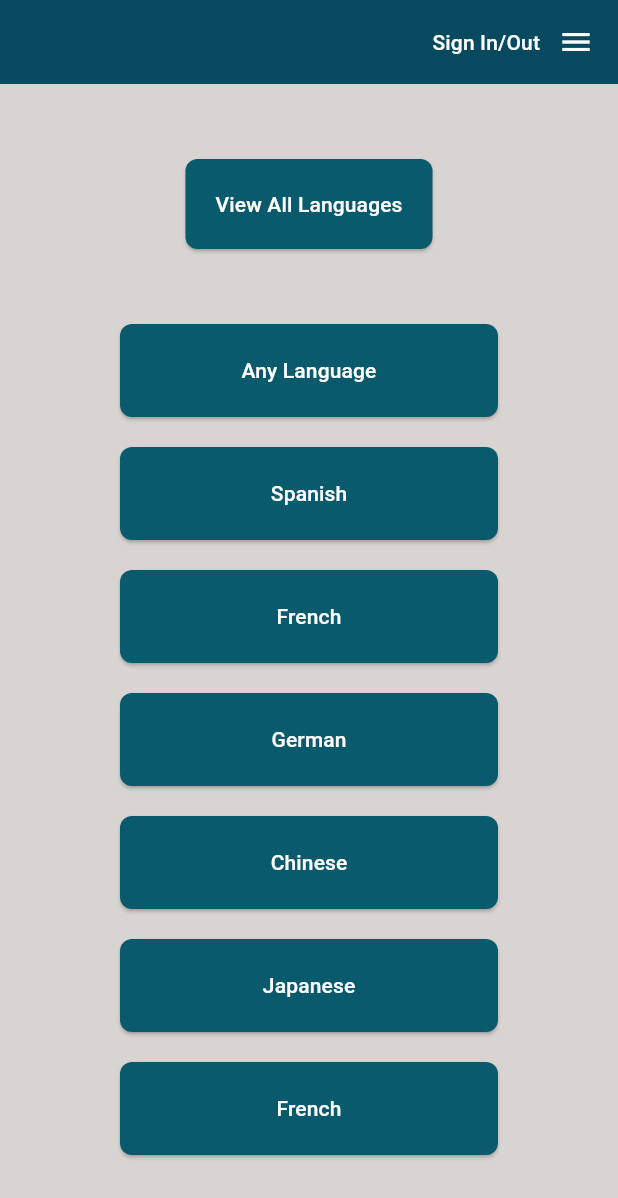
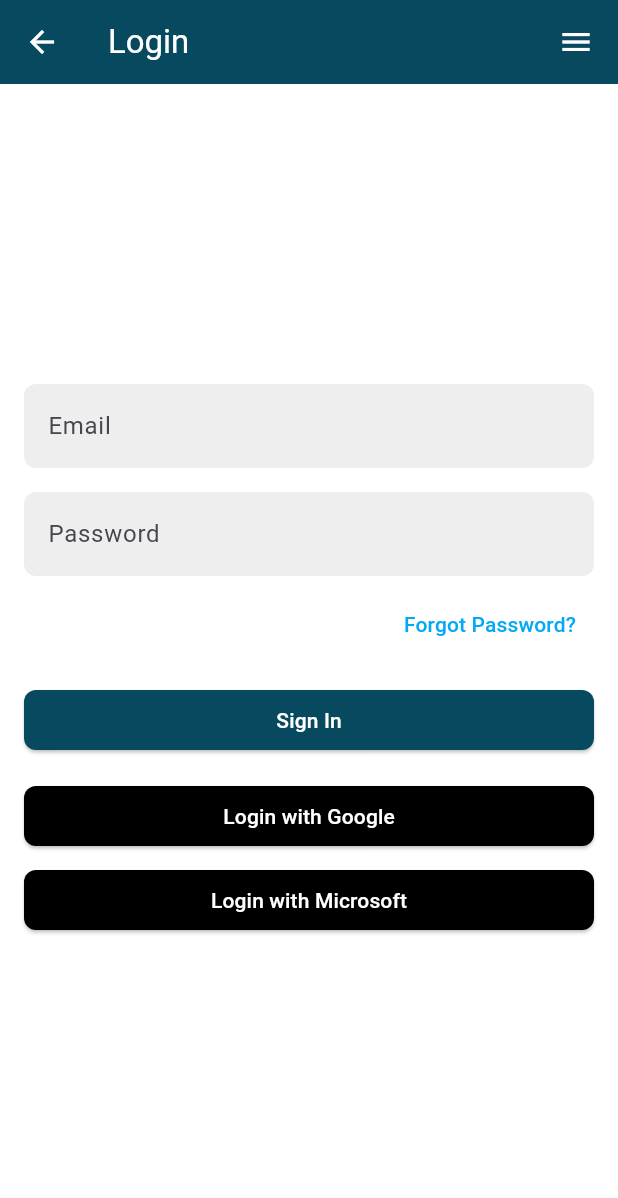
Before and after one commit to dangas2324/Pioneer-Senior-Project, a Flutter app: the screen it shows after launch, after a tap on "Sign In/Out", on a phone screen of 412 x 824 dp. Shown: the top 1198 px of the screen. Run offline on Flutter 3.47's test engine with Material 3 defaults, Android fonts, the phone set to English and light mode, and no system bars; our stand-ins replace popover.

Commit message:
Login added and format fixed

```diff
--- a/app/lib/main.dart
+++ b/app/lib/main.dart
@@ -10,12 +10,8 @@ class MyApp extends StatelessWidget {
 
   @override
   Widget build(BuildContext context) {
-    return MaterialApp(
-      title: 'Flutter Demo',
-      theme: ThemeData(
-        colorScheme: ColorScheme.fromSeed(seedColor: Colors.deepPurple),
-        useMaterial3: true,
-      ),
+    return const MaterialApp(
+
       initialRoute: '/',
       onGenerateRoute: RouteGenerator.generateRoute,
     );
--- a/app/lib/route_generator.dart
+++ b/app/lib/route_generator.dart
@@ -5,26 +5,28 @@ import 'package:flutter/material.dart';
 //https://www.youtube.com/watch?v=nyvwx7o277U
 
 class RouteGenerator {
-  static Route<dynamic> generateRoute(RouteSettings settings){
+  static Route<dynamic> generateRoute(RouteSettings settings) {
     final args = settings.arguments;
 
-    switch (settings.name){
+    switch (settings.name) {
       case '/':
-        return MaterialPageRoute(builder: (_) => StartPage());
+        return MaterialPageRoute(builder: (_) => const StartPage());
       case '/selectLanguages':
-        return MaterialPageRoute(builder: (_) => LanguageSelection());
+        return MaterialPageRoute(builder: (_) => const LanguageSelection());
+      case '/login':
+        return MaterialPageRoute(builder: (_) => const LoginPage());
+
       case '/language':
         if (args is String) {
           return MaterialPageRoute(
               builder: (_) => LanguageOptions(
                     key: UniqueKey(),
                     data: args,
-            )
-          );
+                  ));
         }
         return _errorRoute();
       case '/words':
-        return MaterialPageRoute(builder: (_) => WordSelection());
+        return MaterialPageRoute(builder: (_) => const WordSelection());
       case '/view':
         if (args is ViewWordArguments) {
           return MaterialPageRoute(
@@ -32,8 +34,7 @@ class RouteGenerator {
                     key: UniqueKey(),
                     ipaWord: args.ipaWord,
                     tradeWord: args.tradeWord,
-            )
-          );
+                  ));
         }
         return _errorRoute();
       case '/edit':
@@ -43,12 +44,11 @@ class RouteGenerator {
                     key: UniqueKey(),
                     ipaWord: args.ipaWord,
                     tradeWord: args.tradeWord,
-            )
-          );
+                  ));
         }
         return _errorRoute();
       case '/selectStudy':
-        return MaterialPageRoute(builder: (_) => StudySetSelection());
+        return MaterialPageRoute(builder: (_) => const StudySetSelection());
       default:
         return _errorRoute();
     }
@@ -58,9 +58,9 @@ class RouteGenerator {
     return MaterialPageRoute(builder: (_) {
       return Scaffold(
         appBar: AppBar(
-          title: Text('Error'),
+          title: const Text('Error'),
         ),
-        body: Center(
+        body: const Center(
           child: Text('ERROR'),
         ),
       );
--- a/app/lib/screens/add_edit_word.dart
+++ b/app/lib/screens/add_edit_word.dart
@@ -12,7 +12,7 @@ class AddEditWord extends StatelessWidget {
   final String ipaWord;
   final String tradeWord;
 
-  AddEditWord({
+  const AddEditWord({
     required Key key,
     required this.ipaWord,
     required this.tradeWord,
@@ -33,9 +33,7 @@ class AddEditWord extends StatelessWidget {
           style: TextStyle(color: Colors.white),
         ),
         backgroundColor: const Color(0xFF07394B),
-        actions: const [
-          Menu()
-        ],
+        actions: const [Menu()],
       ),
       backgroundColor: Colors.white,
       body: SafeArea(
--- a/app/lib/screens/language_options.dart
+++ b/app/lib/screens/language_options.dart
@@ -2,11 +2,10 @@ import 'package:flutter/material.dart';
 import 'package:app/widgets/Menu/menu.dart';
 
 class LanguageOptions extends StatelessWidget {
-
   final String data; //Change to everything under a language
   //Language JSON??? { Study set array, word array, etc.}
 
-  LanguageOptions({
+  const LanguageOptions({
     required Key key,
     required this.data,
   }) : super(key: key);
@@ -27,15 +26,17 @@ class LanguageOptions extends StatelessWidget {
           data,
           style: const TextStyle(color: Colors.white),
         ),
-        actions: [
+        actions: const [
           Menu(),
         ],
       ),
+      backgroundColor: Colors.white,
       body: Center(
         child: Column(
           mainAxisAlignment: MainAxisAlignment.center,
           children: [
-            const SizedBox(height: 100), // Add vertical spacing from the top AppBar
+            const SizedBox(
+                height: 100), // Add vertical spacing from the top AppBar
             Row(
               mainAxisAlignment: MainAxisAlignment.center,
               children: [
@@ -68,7 +69,8 @@ class LanguageOptions extends StatelessWidget {
                     },
                     style: ElevatedButton.styleFrom(
                       backgroundColor: const Color(0xFF095A6D),
-                      padding: const EdgeInsets.symmetric(vertical: 20), // Adjusted padding
+                      padding: const EdgeInsets.symmetric(
+                          vertical: 20), // Adjusted padding
                     ),
                     child: const Text(
                       'View Studies',
@@ -86,19 +88,26 @@ class LanguageOptions extends StatelessWidget {
 
                     //Could change this to a unique button/file
                     Padding(
-                      padding: const EdgeInsets.symmetric(vertical: 10, horizontal: 80), // Increased horizontal padding to make buttons smaller in length
+                      padding: const EdgeInsets.symmetric(
+                          vertical: 10,
+                          horizontal:
+                              80), // Increased horizontal padding to make buttons smaller in length
                       child: ElevatedButton(
                         onPressed: () {},
                         style: ElevatedButton.styleFrom(
                           backgroundColor: const Color(0xFF095A6D),
                           foregroundColor: Colors.white, // Text color
-                          padding: const EdgeInsets.symmetric(horizontal: 20, vertical: 15), // Adjusted padding here
+                          padding: const EdgeInsets.symmetric(
+                              horizontal: 20,
+                              vertical: 15), // Adjusted padding here
                           shape: RoundedRectangleBorder(
-                            borderRadius: BorderRadius.circular(8), // Slightly rounded corners
+                            borderRadius: BorderRadius.circular(
+                                8), // Slightly rounded corners
                           ),
                         ),
                         child: Padding(
-                          padding: const EdgeInsets.all(6.0), // Adjusted padding here
+                          padding: const EdgeInsets.all(
+                              6.0), // Adjusted padding here
                           child: Text(study),
                         ),
                       ),
--- a/app/lib/screens/language_selection.dart
+++ b/app/lib/screens/language_selection.dart
@@ -6,7 +6,6 @@ class LanguageSelection extends StatelessWidget {
 
   @override
   Widget build(BuildContext context) {
-
     //Replace this with Firestore Languages backend
     final List<String> languages = [
       'English',
@@ -35,6 +34,7 @@ class LanguageSelection extends StatelessWidget {
           Menu(),
         ],
       ),
+      backgroundColor: Colors.white,
       body: Padding(
         padding: const EdgeInsets.all(16.0),
         child: Column(
--- /dev/null
+++ b/app/lib/screens/login_page.dart
@@ -0,0 +1,141 @@
+import 'package:app/screens/screens.dart';
+import 'package:flutter/material.dart';
+
+class LoginPage extends StatelessWidget {
+  const LoginPage({super.key});
+
+  @override
+  Widget build(BuildContext context) {
+    return Scaffold(
+      appBar: AppBar(
+        leading: IconButton(
+          icon: const Icon(Icons.arrow_back, color: Colors.white), // Back icon
+          onPressed: () {
+            Navigator.pop(context); // Navigate back when pressed
+          },
+        ),
+        title: const Text(
+          'Login',
+          style: TextStyle(color: Colors.white),
+        ),
+        backgroundColor: const Color(0xFF074A5F),
+        actions: const [Menu()],
+      ),
+      backgroundColor: Colors.white,
+      body: Padding(
+        padding: const EdgeInsets.all(16.0),
+        child: Column(
+          mainAxisAlignment: MainAxisAlignment.center,
+          children: [
+            // Email Field
+            TextField(
+              decoration: InputDecoration(
+                hintText: 'Email',
+                filled: true,
+                fillColor: Colors.grey[200],
+                border: OutlineInputBorder(
+                  borderRadius: BorderRadius.circular(8.0),
+                  borderSide: BorderSide.none,
+                ),
+              ),
+              keyboardType: TextInputType.emailAddress,
+            ),
+            const SizedBox(height: 16.0),
+
+            // Password Field
+            TextField(
+              decoration: InputDecoration(
+                hintText: 'Password',
+                filled: true,
+                fillColor: Colors.grey[200],
+                border: OutlineInputBorder(
+                  borderRadius: BorderRadius.circular(8.0),
+                  borderSide: BorderSide.none,
+                ),
+              ),
+              obscureText: true,
+            ),
+            const SizedBox(height: 8.0),
+
+            // Forgot Password Link
+            Align(
+              alignment: Alignment.centerRight,
+              child: TextButton(
+                onPressed: () {
+                  // This will link to a "Forgot Password" screen in the future.
+                },
+                child: const Text(
+                  'Forgot Password?',
+                  style: TextStyle(color: Colors.lightBlue),
+                ),
+              ),
+            ),
+            const SizedBox(height: 16.0),
+
+            // Sign in Button
+            SizedBox(
+              width: double.infinity,
+              child: ElevatedButton(
+                onPressed: () {
+                  // Placeholder for sign-in functionality
+                },
+                style: ElevatedButton.styleFrom(
+                  backgroundColor: const Color(0xFF074A5F),
+                  shape: RoundedRectangleBorder(
+                    borderRadius: BorderRadius.circular(8.0),
+                  ),
+                ),
+                child: const Text(
+                  'Sign In',
+                  style: TextStyle(color: Colors.white),
+                ),
+              ),
+            ),
+            const SizedBox(height: 16.0),
+
+            // Login with Google Button
+            SizedBox(
+              width: double.infinity,
+              child: ElevatedButton(
+                onPressed: () {
+                  // Placeholder for Google sign-in functionality
+                },
+                style: ElevatedButton.styleFrom(
+                  backgroundColor: Colors.black,
+                  shape: RoundedRectangleBorder(
+                    borderRadius: BorderRadius.circular(8.0),
+                  ),
+                ),
+                child: const Text(
+                  'Login with Google',
+                  style: TextStyle(color: Colors.white),
+                ),
+              ),
+            ),
+            const SizedBox(height: 8.0),
+
+            // Login with Microsoft Button
+            SizedBox(
+              width: double.infinity,
+              child: ElevatedButton(
+                onPressed: () {
+                  // Placeholder for Microsoft sign-in functionality
+                },
+                style: ElevatedButton.styleFrom(
+                  backgroundColor: Colors.black,
+                  shape: RoundedRectangleBorder(
+                    borderRadius: BorderRadius.circular(8.0),
+                  ),
+                ),
+                child: const Text(
+                  'Login with Microsoft',
+                  style: TextStyle(color: Colors.white),
+                ),
+              ),
+            ),
+          ],
+        ),
+      ),
+    );
+  }
+}
--- a/app/lib/screens/screens.dart
+++ b/app/lib/screens/screens.dart
@@ -7,3 +7,4 @@ export 'start_page.dart';
 export 'study_set_selection.dart';
 export 'view_word.dart';
 export 'word_selection.dart';
+export 'login_page.dart';
--- a/app/lib/screens/start_page.dart
+++ b/app/lib/screens/start_page.dart
@@ -4,10 +4,17 @@ import 'package:app/widgets/Menu/menu.dart';
 class StartPage extends StatelessWidget {
   const StartPage({super.key});
 
-
   @override
   Widget build(BuildContext context) {
-    final List<String> languages = ['Any Language','Spanish', 'French', 'German', 'Chinese', 'Japanese', 'French'];
+    final List<String> languages = [
+      'Any Language',
+      'Spanish',
+      'French',
+      'German',
+      'Chinese',
+      'Japanese',
+      'French'
+    ];
     //Change this to list of languages from Firestore
 
     return Scaffold(
@@ -17,7 +24,8 @@ class StartPage extends StatelessWidget {
         actions: [
           TextButton(
             onPressed: () {
-              // Handle sign in/out action
+              Navigator.of(context)
+                  .pushNamed('/login'); // Handle sign in/out action
             },
             child: const Text(
               'Sign In/Out',
@@ -26,10 +34,10 @@ class StartPage extends StatelessWidget {
               ),
             ),
           ),
-          Menu(),
+          const Menu(),
         ],
       ),
-      backgroundColor: const Color(0xFFD8D4D1), // Set background color here
+      backgroundColor: Colors.white, // Set background color here
       body: Center(
         child: Column(
           mainAxisAlignment: MainAxisAlignment.center,
@@ -42,15 +50,18 @@ class StartPage extends StatelessWidget {
                   onPressed: () {
                     Navigator.of(context).pushNamed('/selectLanguages');
                   },
-                  child: const Text('View All Languages'),
                   style: ElevatedButton.styleFrom(
-                    backgroundColor: const Color(0xFF095A6D), // Button background color
+                    backgroundColor:
+                        const Color(0xFF095A6D), // Button background color
                     foregroundColor: Colors.white, // Text color
-                    padding: const EdgeInsets.symmetric(horizontal: 20, vertical: 20), // Increased height
+                    padding: const EdgeInsets.symmetric(
+                        horizontal: 20, vertical: 20), // Increased height
                     shape: RoundedRectangleBorder(
-                      borderRadius: BorderRadius.circular(8), // Slightly rounded corners
+                      borderRadius:
+                          BorderRadius.circular(8), // Slightly rounded corners
                     ),
                   ),
+                  child: const Text('View All Languages'),
                 ),
               ],
             ),
@@ -62,7 +73,10 @@ class StartPage extends StatelessWidget {
 
                     //Might need to change these to LanguageButtons in language_selection
                     Padding(
-                  padding: const EdgeInsets.symmetric(vertical: 10, horizontal: 80), // Increased horizontal padding to make buttons smaller in length
+                      padding: const EdgeInsets.symmetric(
+                          vertical: 10,
+                          horizontal:
+                              80), // Increased horizontal padding to make buttons smaller in length
                       child: ElevatedButton(
                         onPressed: () {
                           Navigator.of(context).pushNamed(
@@ -70,21 +84,21 @@ class StartPage extends StatelessWidget {
                             arguments: language,
                           );
                         },
+                        style: ElevatedButton.styleFrom(
+                          backgroundColor: const Color(0xFF095A6D),
+                          foregroundColor: Colors.white, // Text color
+                          padding: const EdgeInsets.symmetric(
+                              horizontal: 20, vertical: 15),
+                          shape: RoundedRectangleBorder(
+                            borderRadius: BorderRadius.circular(8),
+                          ),
+                        ),
                         child: Padding(
                           padding: const EdgeInsets.all(6.0),
                           child: Text(language),
                         ),
-                  style: ElevatedButton.styleFrom(
-                    backgroundColor: const Color(0xFF095A6D),
-                    foregroundColor: Colors.white, // Text color
-                    padding: const EdgeInsets.symmetric(horizontal: 20, vertical: 15),
-                    shape: RoundedRectangleBorder(
-                    borderRadius: BorderRadius.circular(8),
                       ),
                     ),
-                  ),
-                ),
-
                 ],
               ),
             ),
--- a/app/lib/screens/study_set_selection.dart
+++ b/app/lib/screens/study_set_selection.dart
@@ -22,10 +22,9 @@ class StudySetSelection extends StatelessWidget {
           style: TextStyle(color: Colors.white),
         ),
         backgroundColor: const Color(0xFF07394B),
-        actions: const [
-          Menu()
-        ],
+        actions: const [Menu()],
       ),
+      backgroundColor: Colors.white,
       body: Padding(
         padding: const EdgeInsets.all(16.0),
         child: Column(
--- a/app/lib/screens/view_word.dart
+++ b/app/lib/screens/view_word.dart
@@ -12,7 +12,7 @@ class ViewWord extends StatelessWidget {
   final String ipaWord;
   final String tradeWord;
 
-  ViewWord({
+  const ViewWord({
     required Key key,
     required this.ipaWord,
     required this.tradeWord,
@@ -33,9 +33,7 @@ class ViewWord extends StatelessWidget {
           style: TextStyle(color: Colors.white),
         ),
         backgroundColor: const Color(0xFF07394B),
-        actions: const [
-          Menu()
-        ],
+        actions: const [Menu()],
       ),
       backgroundColor: Colors.white,
       body: SafeArea(
--- a/app/lib/screens/word_selection.dart
+++ b/app/lib/screens/word_selection.dart
@@ -20,10 +20,9 @@ class WordSelection extends StatelessWidget {
           style: TextStyle(color: Colors.white),
         ),
         backgroundColor: const Color(0xFF07394B),
-        actions: const [
-          Menu()
-        ],
+        actions: const [Menu()],
       ),
+      backgroundColor: Colors.white,
       body: Padding(
         padding: const EdgeInsets.all(16.0),
         child: Column(
@@ -143,8 +142,8 @@ class WordButton extends StatelessWidget {
                   icon: const Icon(Icons.edit, color: Color(0xFFF9BAA5)),
                   onPressed: () {
                     Navigator.of(context).pushNamed(
-                    '/edit',
-                    arguments: EditWordArguments(ipaWord, translatedWord),
+                      '/edit',
+                      arguments: EditWordArguments(ipaWord, translatedWord),
                     );
                   },
                 ),
```
Lines whose indentation alone changed are shown as unchanged.
